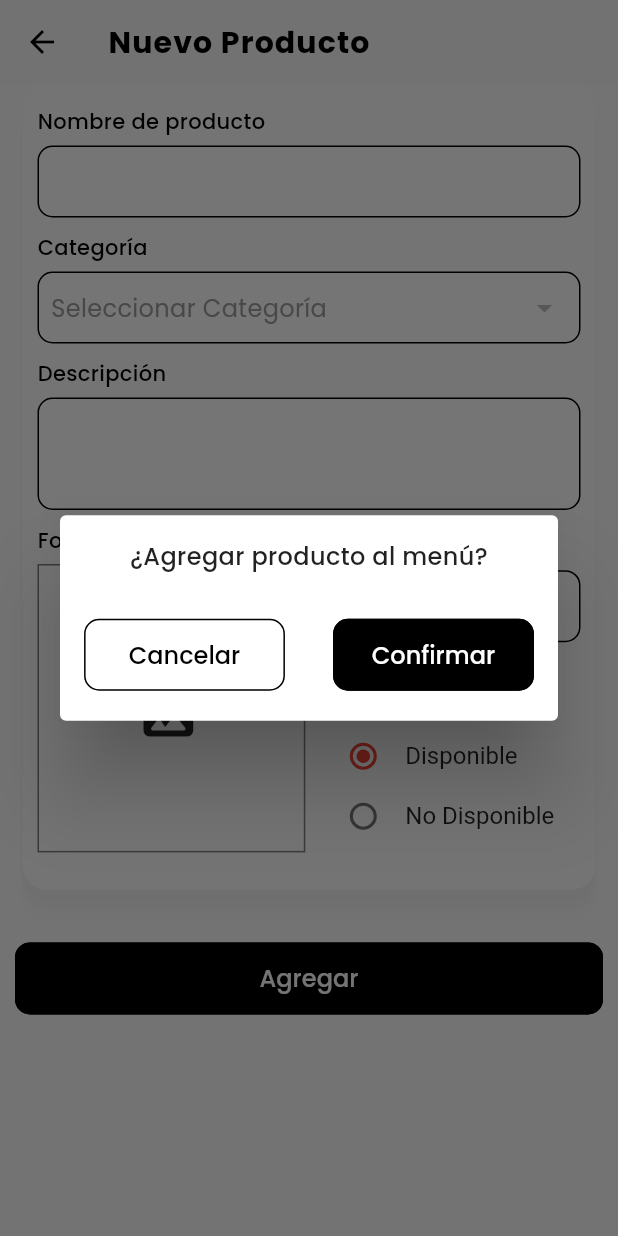
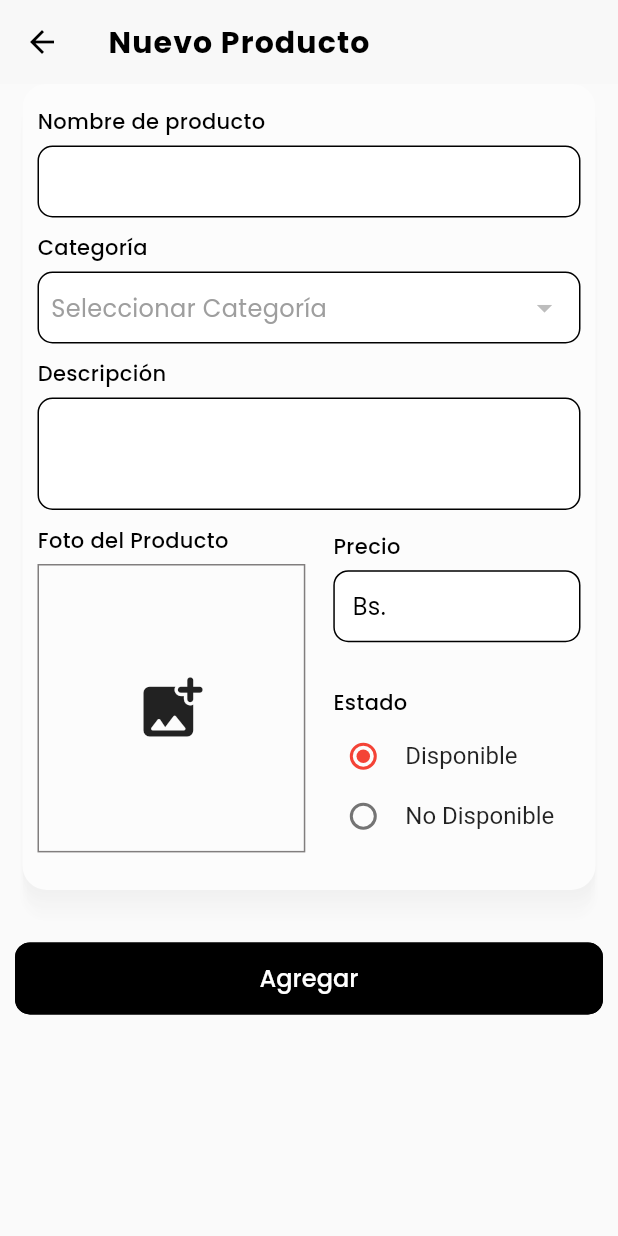
Before and after one commit to 4CROS2/app_restaurant_management, a Flutter app: the NewProductScreen screen opened directly, after a tap on "Agregar", on a phone screen of 412 x 824 dp. Run offline on Flutter 3.47's test engine with Material 2 defaults, Android fonts, the phone set to English and light mode, and no system bars; our stand-ins replace cloud_firestore, file_picker, firebase_auth, firebase_core, firebase_storage, flutter_phoenix and 4 more; accounts and stored records are empty; project files that could hold a hidden picture were left out.

Commit message:
Loading product

```diff
--- a/lib/menu/bloc/menu_provider.dart
+++ b/lib/menu/bloc/menu_provider.dart
@@ -47,6 +47,7 @@ class MenuProvider with ChangeNotifier {
       String description, double price, String urlPhoto) async {
     var uuid = DateTime.now().microsecondsSinceEpoch.toString();
     try {
+      loadingProduct = true;
       await _db.collection("Product").doc(uuid).set(ProductModel(
               id: uuid,
               nameProduct: name,
@@ -56,6 +57,7 @@ class MenuProvider with ChangeNotifier {
               price: price,
               urlPhoto: urlPhoto)
           .toJson());
+      loadingProduct = false;
     } catch (e) {
       if (kDebugMode) {
         print(e);
@@ -88,6 +90,7 @@ class MenuProvider with ChangeNotifier {
       double price,
       String urlPhoto) async {
     try {
+      loadingProduct = true;
       await _db.collection("Product").doc(id).update(ProductModel(
               id: id,
               nameProduct: name,
@@ -97,6 +100,7 @@ class MenuProvider with ChangeNotifier {
               price: price,
               urlPhoto: urlPhoto)
           .toJson());
+      loadingProduct = false;
     } catch (e) {
       if (kDebugMode) {
         print(e);
--- a/lib/menu/screens/new_product_screen.dart
+++ b/lib/menu/screens/new_product_screen.dart
@@ -276,28 +276,32 @@ class _NewProductScreenState extends State<NewProductScreen> {
           ),
           // const CardFormProduct(),
           const SizedBox(height: 10),
-          ButtonConfirm(
+          provider.loadingProduct
+              ? const Center(
+                  child: CircularProgressIndicator(),
+                )
+              : ButtonConfirm(
                   width: MediaQuery.of(context).size.width,
                   textButton: 'Agregar',
                   onPressed: () async {
-              var res = await showDialog(
-                context: context,
-                barrierDismissible: false,
-                builder: (BuildContext context) {
-                  return Dialog(
-                    child: ModalConfirm(
-                      message: '¿Agregar producto al menú?',
-                      onPressConfirm: () async {
-                        Navigator.of(context).pop('confirmar');
-                      },
-                      onPressCancel: () {
-                        Navigator.pop(context);
-                      },
-                    ),
-                  );
-                },
-              );
-              if (res != null) {
+                    // var res = await showDialog(
+                    //   context: context,
+                    //   barrierDismissible: false,
+                    //   builder: (BuildContext context) {
+                    //     return Dialog(
+                    //       child: ModalConfirm(
+                    //         message: '¿Agregar producto al menú?',
+                    //         onPressConfirm: () async {
+                    //           Navigator.of(context).pop('confirmar');
+                    //         },
+                    //         onPressCancel: () {
+                    //           Navigator.pop(context);
+                    //         },
+                    //       ),
+                    //     );
+                    //   },
+                    // );
+                    // if (res != null) {
                     urlDownload = await provider.uploadFile(pickedFile);
                     await provider.addProduct(
                         nameProduct.text,
@@ -312,12 +316,6 @@ class _NewProductScreenState extends State<NewProductScreen> {
                         context: context,
                         barrierDismissible: false,
                         builder: (BuildContext context) {
-                      Future.delayed(
-                        const Duration(seconds: 3),
-                        () {
-                          Navigator.of(context).pop();
-                        },
-                      );
                           return const ModalOrder(
                               message:
                                   'Se agrego correctamente a la lista del Menú',
@@ -325,10 +323,10 @@ class _NewProductScreenState extends State<NewProductScreen> {
                         },
                       );
                     }
-                if (context.mounted) {
-                  Navigator.of(context).pop(true);
-                }
-              }
+                    //   if (context.mounted) {
+                    //     Navigator.of(context).pop(true);
+                    //   }
+                    // }
                   },
                 ),
         ],
```
Also changed, not shown: lib/widgets/modal_order.dart (+10 -0 lines). Lines whose indentation alone changed are shown as unchanged.
